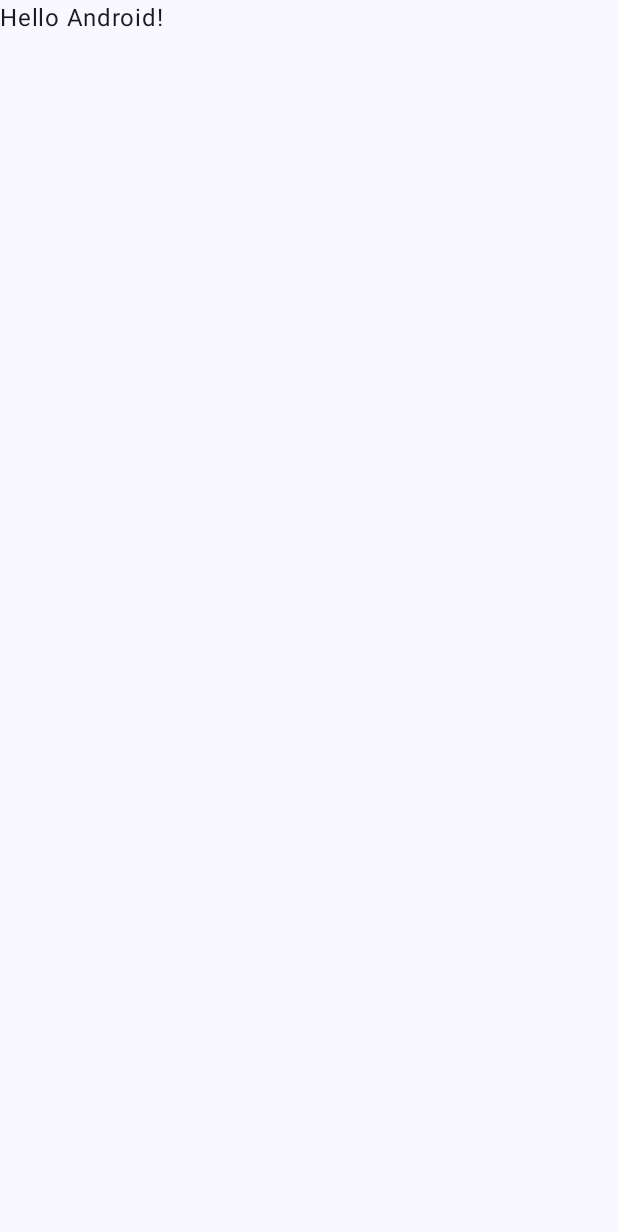
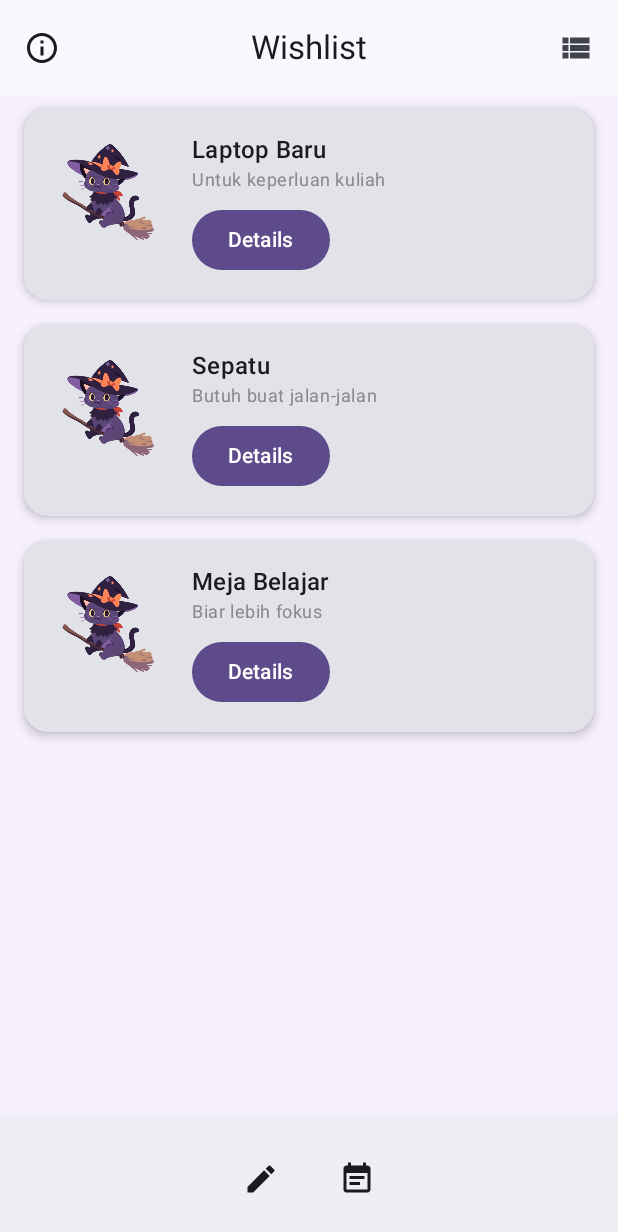
Before and after one commit to insaniaa/WishlyStack, an Android app built with Jetpack Compose: the screen it shows after launch (MainActivity), on a phone screen of 412 x 824 dp. Before the commit the part shown is almost empty. Shown: the top 1232 px of the screen. Run offline under Robolectric (Android 15) with nearby library versions, the phone set to English and light mode, and no system bars.

Commit message:
Membuat tampilan halaman wishlist

```diff
--- a/app/src/main/java/com/tiyasinsania0090/wishlystack/MainActivity.kt
+++ b/app/src/main/java/com/tiyasinsania0090/wishlystack/MainActivity.kt
@@ -3,45 +3,19 @@ package com.tiyasinsania0090.wishlystack
 import android.os.Bundle
 import androidx.activity.ComponentActivity
 import androidx.activity.compose.setContent
-import androidx.activity.enableEdgeToEdge
-import androidx.compose.foundation.layout.fillMaxSize
-import androidx.compose.foundation.layout.padding
-import androidx.compose.material3.Scaffold
-import androidx.compose.material3.Text
-import androidx.compose.runtime.Composable
-import androidx.compose.ui.Modifier
-import androidx.compose.ui.tooling.preview.Preview
+import androidx.lifecycle.viewmodel.compose.viewModel
+import com.tiyasinsania0090.wishlystack.screen.MainViewModel
+import com.tiyasinsania0090.wishlystack.screen.WishlistScreen
 import com.tiyasinsania0090.wishlystack.ui.theme.WishlyStackTheme
 
 class MainActivity : ComponentActivity() {
     override fun onCreate(savedInstanceState: Bundle?) {
         super.onCreate(savedInstanceState)
-        enableEdgeToEdge()
         setContent {
             WishlyStackTheme {
-                Scaffold(modifier = Modifier.fillMaxSize()) { innerPadding ->
-                    Greeting(
-                        name = "Android",
-                        modifier = Modifier.padding(innerPadding)
-                    )
-                }
+                val viewModel: MainViewModel = viewModel()
+                WishlistScreen(wishList = viewModel.wishList)
             }
         }
     }
 }
-
-@Composable
-fun Greeting(name: String, modifier: Modifier = Modifier) {
-    Text(
-        text = "Hello $name!",
-        modifier = modifier
-    )
-}
-
-@Preview(showBackground = true)
-@Composable
-fun GreetingPreview() {
-    WishlyStackTheme {
-        Greeting("Android")
-    }
-}
--- /dev/null
+++ b/app/src/main/java/com/tiyasinsania0090/wishlystack/component/BottomBar.kt
@@ -0,0 +1,47 @@
+package com.tiyasinsania0090.wishlystack.component
+
+import androidx.compose.foundation.layout.*
+import androidx.compose.material3.*
+import androidx.compose.runtime.Composable
+import androidx.compose.ui.Alignment
+import androidx.compose.ui.Modifier
+import androidx.compose.ui.res.painterResource
+import androidx.compose.ui.unit.dp
+import com.tiyasinsania0090.wishlystack.R
+
+@Composable
+fun BottomBar(
+    onFormClick: () -> Unit,
+    onListClick: () -> Unit
+) {
+    BottomAppBar(
+        tonalElevation = 4.dp
+    ) {
+        Row(
+            modifier = Modifier
+                .fillMaxWidth(),
+            horizontalArrangement = Arrangement.Center,
+            verticalAlignment = Alignment.CenterVertically
+        ) {
+            IconButton(
+                onClick = onFormClick,
+                modifier = Modifier.padding(end = 8.dp)
+            ) {
+                Icon(
+                    painter = painterResource(id = R.drawable.baseline_edit_24),
+                    contentDescription = "Form"
+                )
+            }
+
+            IconButton(
+                onClick = onListClick,
+                modifier = Modifier.padding(start = 8.dp)
+            ) {
+                Icon(
+                    painter = painterResource(id = R.drawable.baseline_event_note_24),
+                    contentDescription = "List"
+                )
+            }
+        }
+    }
+}
--- /dev/null
+++ b/app/src/main/java/com/tiyasinsania0090/wishlystack/component/WishItem.kt
@@ -0,0 +1,94 @@
+package com.tiyasinsania0090.wishlystack.component
+
+import androidx.compose.foundation.Image
+import androidx.compose.foundation.layout.*
+import androidx.compose.foundation.shape.RoundedCornerShape
+import androidx.compose.material3.*
+import androidx.compose.runtime.Composable
+import androidx.compose.ui.Modifier
+import androidx.compose.ui.draw.clip
+import androidx.compose.ui.graphics.Color
+import androidx.compose.ui.res.painterResource
+import androidx.compose.ui.unit.dp
+import com.tiyasinsania0090.wishlystack.R
+import com.tiyasinsania0090.wishlystack.model.Wish
+
+@Composable
+fun WishItem(wish: Wish, isGrid: Boolean = false) {
+    Card(
+        modifier = Modifier
+            .padding(horizontal = if (isGrid) 4.dp else 16.dp, vertical = 8.dp)
+            .fillMaxWidth(),
+        elevation = CardDefaults.cardElevation(defaultElevation = 4.dp),
+        shape = RoundedCornerShape(16.dp)
+    ) {
+        if (isGrid) {
+            Column(
+                modifier = Modifier
+                    .padding(12.dp)
+                    .fillMaxWidth(),
+                verticalArrangement = Arrangement.spacedBy(8.dp)
+            ) {
+                Image(
+                    painter = painterResource(id = R.drawable.cat),
+                    contentDescription = null,
+                    modifier = Modifier
+                        .fillMaxWidth()
+                        .height(100.dp)
+                        .clip(RoundedCornerShape(12.dp))
+                )
+                Text(
+                    text = wish.name,
+                    style = MaterialTheme.typography.titleMedium
+                )
+                Text(
+                    text = wish.notes,
+                    maxLines = 1,
+                    style = MaterialTheme.typography.bodySmall,
+                    color = Color.Gray
+                )
+                Button(
+                    onClick = { /* TODO: handle detail action */ },
+                    colors = ButtonDefaults.buttonColors(containerColor = Color(0xFF5E4B8B)),
+                    modifier = Modifier.fillMaxWidth()
+                ) {
+                    Text("Details")
+                }
+            }
+        } else {
+            Row(
+                modifier = Modifier
+                    .padding(16.dp)
+                    .fillMaxWidth()
+            ) {
+                Image(
+                    painter = painterResource(id = R.drawable.cat),
+                    contentDescription = null,
+                    modifier = Modifier
+                        .size(80.dp)
+                        .clip(RoundedCornerShape(12.dp))
+                )
+                Spacer(modifier = Modifier.width(16.dp))
+                Column(modifier = Modifier.weight(1f)) {
+                    Text(
+                        text = wish.name,
+                        style = MaterialTheme.typography.titleMedium
+                    )
+                    Text(
+                        text = wish.notes,
+                        maxLines = 1,
+                        style = MaterialTheme.typography.bodySmall,
+                        color = Color.Gray
+                    )
+                    Spacer(modifier = Modifier.height(8.dp))
+                    Button(
+                        onClick = { /* TODO: handle detail action */ },
+                        colors = ButtonDefaults.buttonColors(containerColor = Color(0xFF5E4B8B))
+                    ) {
+                        Text("Details")
+                    }
+                }
+            }
+        }
+    }
+}
--- a/app/src/main/java/com/tiyasinsania0090/wishlystack/model/Wish.kt
+++ b/app/src/main/java/com/tiyasinsania0090/wishlystack/model/Wish.kt
@@ -1,10 +1,10 @@
 package com.tiyasinsania0090.wishlystack.model
 
 data class Wish(
-    val id: Int = 0,
+    val id: Int,
     val name: String,
     val type: String,
-    val price: String?,
+    val price: String,
     val priority: String,
     val notes: String
 )
--- /dev/null
+++ b/app/src/main/java/com/tiyasinsania0090/wishlystack/screen/WishlistScreen.kt
@@ -0,0 +1,85 @@
+package com.tiyasinsania0090.wishlystack.screen
+
+import androidx.compose.foundation.layout.*
+import androidx.compose.foundation.lazy.LazyColumn
+import androidx.compose.foundation.lazy.items
+import androidx.compose.material3.*
+import androidx.compose.runtime.*
+import androidx.compose.ui.Alignment
+import androidx.compose.ui.Modifier
+import androidx.compose.ui.graphics.Color
+import androidx.compose.ui.res.painterResource
+import androidx.compose.ui.tooling.preview.Preview
+import com.tiyasinsania0090.wishlystack.component.WishItem
+import com.tiyasinsania0090.wishlystack.component.BottomBar
+import com.tiyasinsania0090.wishlystack.model.Wish
+import com.tiyasinsania0090.wishlystack.R
+
+@OptIn(ExperimentalMaterial3Api::class)
+@Composable
+fun WishlistScreen(wishList: List<Wish>) {
+    var showList by remember { mutableStateOf(true) }
+
+    Scaffold(
+        containerColor = Color(0xFFF7F1FF),
+        topBar = {
+            TopAppBar(
+                title = {
+                    Box(modifier = Modifier.fillMaxWidth()) {
+                        Text(
+                            text = "Wishlist",
+                            style = MaterialTheme.typography.titleLarge,
+                            modifier = Modifier.align(Alignment.Center)
+                        )
+                    }
+                },
+                navigationIcon = {
+                    IconButton(onClick = { /* Arahkan ke info screen */ }) {
+                        Icon(
+                            painter = painterResource(id = R.drawable.baseline_info_outline_24),
+                            contentDescription = "Info"
+                        )
+                    }
+                },
+                actions = {
+                    IconButton(onClick = { showList = !showList }) {
+                        Icon(
+                            painter = painterResource(
+                                id = if (showList) R.drawable.baseline_view_list_24
+                                else R.drawable.baseline_grid_view_24
+                            ),
+                            contentDescription = if (showList) "Grid" else "List"
+                        )
+                    }
+                }
+            )
+        },
+        bottomBar = {
+            BottomBar(
+                onFormClick = { /* Arahkan ke screen form */ },
+                onListClick = { /* Arahkan ke screen list */ }
+            )
+        }
+    ) { padding ->
+        LazyColumn(
+            modifier = Modifier
+                .padding(padding)
+                .fillMaxSize()
+        ) {
+            items(wishList) { wish ->
+                WishItem(wish = wish)
+            }
+        }
+    }
+}
+
+@Preview(showBackground = true)
+@Composable
+fun WishlistScreenPreview() {
+    WishlistScreen(
+        wishList = listOf(
+            Wish(1, "Laptop Baru", "Elektronik", "15000000", "Tinggi", "Untuk kuliah"),
+            Wish(2, "Kamera", "Elektronik", "3000000", "Sedang", "Untuk dokumentasi")
+        )
+    )
+}
--- /dev/null
+++ b/app/src/main/res/drawable/baseline_edit_24.xml
@@ -0,0 +1,5 @@
+<vector xmlns:android="http://schemas.android.com/apk/res/android" android:height="24dp" android:tint="#614A7D" android:viewportHeight="24" android:viewportWidth="24" android:width="24dp">
+
+    <path android:fillColor="@android:color/white" android:pathData="M3,17.25V21h3.75L17.81,9.94l-3.75,-3.75L3,17.25zM20.71,7.04c0.39,-0.39 0.39,-1.02 0,-1.41l-2.34,-2.34c-0.39,-0.39 -1.02,-0.39 -1.41,0l-1.83,1.83 3.75,3.75 1.83,-1.83z"/>
+
+</vector>
--- /dev/null
+++ b/app/src/main/res/drawable/baseline_event_note_24.xml
@@ -0,0 +1,5 @@
+<vector xmlns:android="http://schemas.android.com/apk/res/android" android:autoMirrored="true" android:height="24dp" android:tint="#614A7D" android:viewportHeight="24" android:viewportWidth="24" android:width="24dp">
+
+    <path android:fillColor="@android:color/white" android:pathData="M17,10L7,10v2h10v-2zM19,3h-1L18,1h-2v2L8,3L8,1L6,1v2L5,3c-1.11,0 -1.99,0.9 -1.99,2L3,19c0,1.1 0.89,2 2,2h14c1.1,0 2,-0.9 2,-2L21,5c0,-1.1 -0.9,-2 -2,-2zM19,19L5,19L5,8h14v11zM14,14L7,14v2h7v-2z"/>
+
+</vector>
--- /dev/null
+++ b/app/src/main/res/drawable/baseline_grid_view_24.xml
@@ -0,0 +1,5 @@
+<vector xmlns:android="http://schemas.android.com/apk/res/android" android:height="24dp" android:tint="#614A7D" android:viewportHeight="24" android:viewportWidth="24" android:width="24dp">
+
+    <path android:fillColor="@android:color/white" android:fillType="evenOdd" android:pathData="M3,3v8h8L11,3L3,3zM9,9L5,9L5,5h4v4zM3,13v8h8v-8L3,13zM9,19L5,19v-4h4v4zM13,3v8h8L21,3h-8zM19,9h-4L15,5h4v4zM13,13v8h8v-8h-8zM19,19h-4v-4h4v4z"/>
+
+</vector>
--- /dev/null
+++ b/app/src/main/res/drawable/baseline_info_outline_24.xml
@@ -0,0 +1,5 @@
+<vector xmlns:android="http://schemas.android.com/apk/res/android" android:height="24dp" android:tint="#614A7D" android:viewportHeight="24" android:viewportWidth="24" android:width="24dp">
+
+    <path android:fillColor="@android:color/white" android:pathData="M11,7h2v2h-2V7zM11,11h2v6h-2V11zM12,2C6.48,2 2,6.48 2,12s4.48,10 10,10s10,-4.48 10,-10S17.52,2 12,2zM12,20c-4.41,0 -8,-3.59 -8,-8s3.59,-8 8,-8s8,3.59 8,8S16.41,20 12,20z"/>
+
+</vector>
--- /dev/null
+++ b/app/src/main/res/drawable/baseline_view_list_24.xml
@@ -0,0 +1,5 @@
+<vector xmlns:android="http://schemas.android.com/apk/res/android" android:autoMirrored="true" android:height="24dp" android:tint="#614A7D" android:viewportHeight="24" android:viewportWidth="24" android:width="24dp">
+
+    <path android:fillColor="@android:color/white" android:pathData="M3,14h4v-4H3V14zM3,19h4v-4H3V19zM3,9h4V5H3V9zM8,14h13v-4H8V14zM8,19h13v-4H8V19zM8,5v4h13V5H8z"/>
+
+</vector>
```
Also changed, not shown: app/src/main/java/com/tiyasinsania0090/wishlystack/screen/MainViewModel.kt (+4 -42 lines), app/src/main/res/values/strings.xml (+17 -0 lines), app/src/main/res/drawable/cat.png (added).
